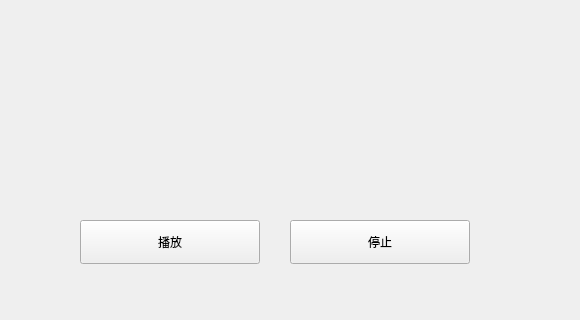
The window that 13_yuv_player/mainwindow.ui (itmatter/Audio_Vedio_Tutorial) describes before a commit, drawn with Qt 5; both pictures show x 100 to 680 and y 280 to 600 of the 800 by 600 pixel window.
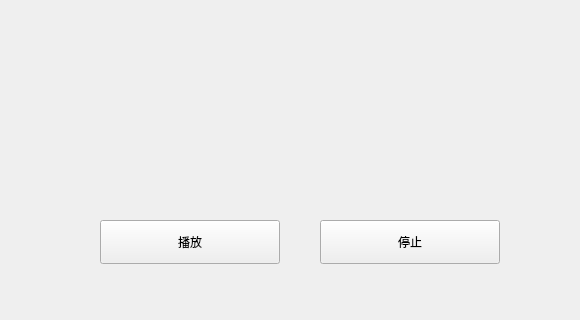
The same window after the commit.

The edit to the form file:
```diff
--- a/13_yuv_player/mainwindow.ui
+++ b/13_yuv_player/mainwindow.ui
@@ -17,7 +17,7 @@
    <widget class="QPushButton" name="playBtn">
     <property name="geometry">
      <rect>
-      <x>180</x>
+      <x>200</x>
       <y>500</y>
       <width>180</width>
       <height>44</height>
@@ -30,7 +30,7 @@
    <widget class="QPushButton" name="stopBtn">
     <property name="geometry">
      <rect>
-      <x>390</x>
+      <x>420</x>
       <y>500</y>
       <width>180</width>
       <height>44</height>
```
Left out of the diff: 3 changed lines with no effect on the pictures.
